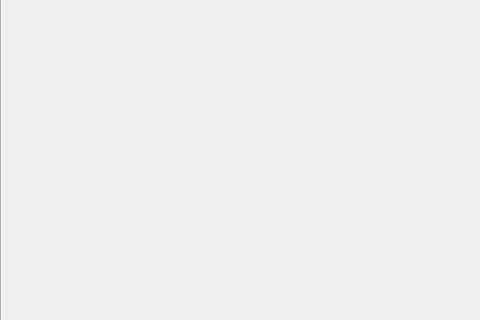
Before: the Qt Designer form LxDairy/src/DairyMainWindow.ui in leishengxie/FengZhiHong, drawn with Qt 5; both pictures show x 0 to 480 and y 131 to 451 of the 1050 by 633 pixel window.
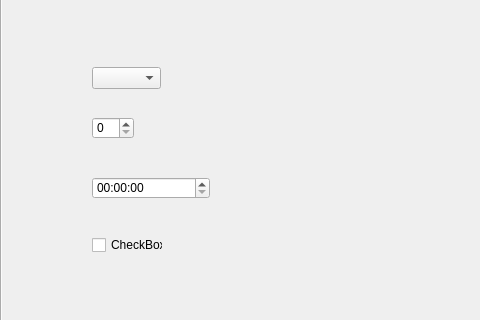
After: the same form once the commit is applied. Icons and pictures are not drawn. Custom widgets are drawn as their Qt base class.

Diff of the .ui file:
```diff
--- a/LxDairy/src/DairyMainWindow.ui
+++ b/LxDairy/src/DairyMainWindow.ui
@@ -63,6 +63,49 @@
        <attribute name="title">
         <string>笔友</string>
        </attribute>
+       <widget class="QComboBox" name="comboBox">
+        <property name="geometry">
+         <rect>
+          <x>90</x>
+          <y>140</y>
+          <width>69</width>
+          <height>22</height>
+         </rect>
+        </property>
+       </widget>
+       <widget class="QSpinBox" name="spinBox">
+        <property name="geometry">
+         <rect>
+          <x>90</x>
+          <y>190</y>
+          <width>42</width>
+          <height>22</height>
+         </rect>
+        </property>
+       </widget>
+       <widget class="QTimeEdit" name="timeEdit">
+        <property name="geometry">
+         <rect>
+          <x>90</x>
+          <y>250</y>
+          <width>118</width>
+          <height>22</height>
+         </rect>
+        </property>
+       </widget>
+       <widget class="QCheckBox" name="checkBox">
+        <property name="geometry">
+         <rect>
+          <x>90</x>
+          <y>310</y>
+          <width>71</width>
+          <height>16</height>
+         </rect>
+        </property>
+        <property name="text">
+         <string>CheckBox</string>
+        </property>
+       </widget>
       </widget>
      </widget>
     </item>
```
Left out of the diff: 2 changed lines with no effect on the pictures.
